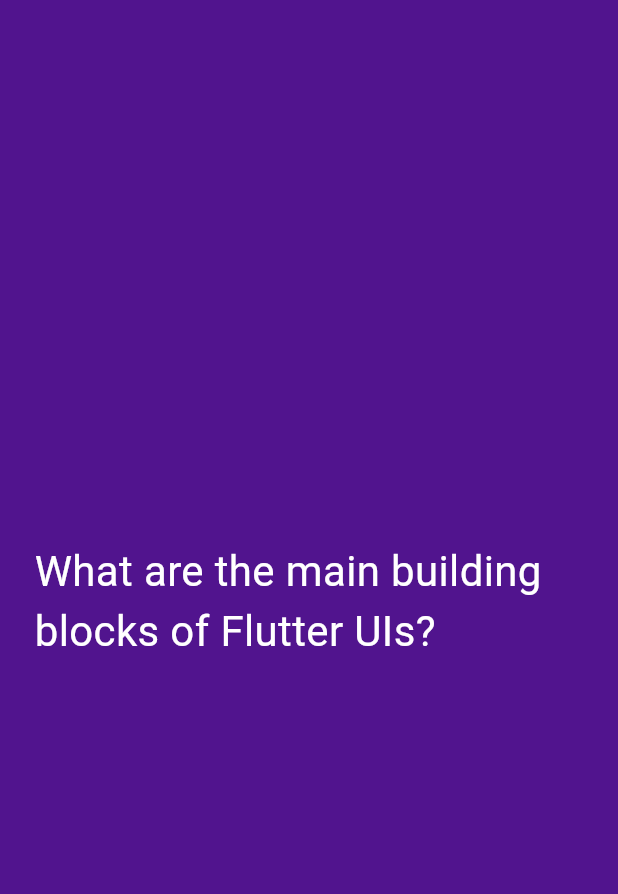
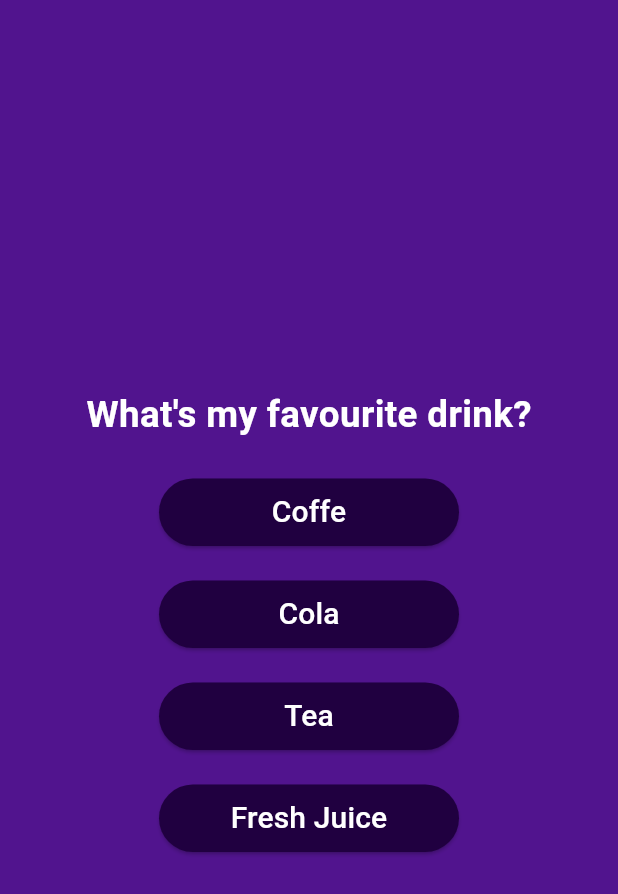
Before and after one commit to AimenAlamin/Flutter_QuizFriendship_App, a Flutter app: the screen it shows after launch, after a tap on "Start Quiz", on a phone screen of 412 x 824 dp. Shown: the top 894 px of the screen. Run offline on Flutter 3.47's test engine with Material 3 defaults, Android fonts, the phone set to English and light mode, and no system bars.

Commit message:
accessing data by repeating ButtonDesign and calling each list by myself

```diff
--- /dev/null
+++ b/lib/button_design.dart
@@ -0,0 +1,30 @@
+import 'package:flutter/material.dart';
+
+class ButtonDesign extends StatelessWidget {
+  const ButtonDesign({super.key, required this.text, required this.onTap});
+
+  final String text;
+  final void Function() onTap;
+
+  @override
+  Widget build(BuildContext context) {
+    return Padding(
+      padding: const EdgeInsets.all(10.0),
+      child: ElevatedButton(
+        onPressed: onTap,
+        style: ElevatedButton.styleFrom(
+          backgroundColor: const Color.fromARGB(255, 32, 0, 64),
+          foregroundColor: Colors.white,
+          fixedSize: const Size(200, 45),
+          shape: RoundedRectangleBorder(
+            borderRadius: BorderRadius.circular(25),
+          ),
+        ),
+        child: Text(
+          text,
+          style: const TextStyle(fontSize: 20),
+        ),
+      ),
+    );
+  }
+}
--- /dev/null
+++ b/lib/data/qn_ans.dart
@@ -0,0 +1,33 @@
+import 'package:trail_app3/templates/quiz_question_template.dart';
+
+// declare variable as const List<QuizQuestions> qNa or,
+const qNa = [
+  QuizQuestions(
+    "What's my favourite drink?",
+    ["Coffe", "Cola", "Tea", "Fresh Juice"],
+  ),
+  QuizQuestions(
+    "What's my favourite team?",
+    ["Al Ahly", "Al Nasser", "Al Hilal", "Al Ittahid"],
+  ),
+  QuizQuestions(
+    "Whose's my favourite artist?",
+    ["Nipsey Hussle", "Drake", "The Weekned", "Lil Baby"],
+  ),
+  QuizQuestions(
+    "I spend most of my money in?",
+    ["Clothes", "Hair Products", "Fast Food", "Online Courses"],
+  ),
+  QuizQuestions(
+    "What do I like to watch most?",
+    ["Series", "Movies", "Realty Shows", "Podcasts"],
+  ),
+  QuizQuestions(
+    "When I face a problem what do I do?",
+    ["Sleep", "Cry", "Ask For Help", "Face It"],
+  ),
+  QuizQuestions(
+    "What's the first thing I do when I wake up?",
+    ["Push Ups", "Fix My Hair", "Sleep", "Check My Phone"],
+  ),
+];
--- a/lib/quiz_screen2.dart
+++ b/lib/quiz_screen2.dart
@@ -1,4 +1,6 @@
 import 'package:flutter/material.dart';
+import 'package:trail_app3/button_design.dart';
+import 'package:trail_app3/data/qn_ans.dart';
 
 class QuizScreen2 extends StatefulWidget {
   const QuizScreen2({super.key});
@@ -9,21 +11,58 @@
 }
 
 class _QuizScreen2State extends State<QuizScreen2> {
+  var currentQuestion = qNa[0];
+  int counter = 0;
+  void changeQn() {
+    setState(() {
+      counter++;
+      if (counter == 1) {
+        currentQuestion = qNa[1];
+      } else if (counter == 2) {
+        currentQuestion = qNa[2];
+      } else if (counter == 3) {
+        currentQuestion = qNa[3];
+      } else if (counter == 4) {
+        currentQuestion = qNa[4];
+      } else if (counter == 5) {
+        currentQuestion = qNa[5];
+      } else if (counter == 6) {
+        currentQuestion = qNa[6];
+      }
+    });
+  }
+
   @override
   Widget build(BuildContext context) {
-    return const Center(
+    return Center(
       child: Column(
         mainAxisSize: MainAxisSize.min,
         children: [
           Padding(
-            padding: EdgeInsets.all(23.0),
+            padding: const EdgeInsets.all(14.0),
             child: Text(
-              "What are the main building blocks of Flutter UIs?",
-              style: TextStyle(fontSize: 28, color: Colors.white),
+              currentQuestion.question,
+              style: const TextStyle(
+                  fontSize: 24.5,
+                  color: Colors.white,
+                  fontWeight: FontWeight.bold),
             ),
           ),
-          SizedBox(
-            height: 23,
+          ButtonDesign(
+            text: currentQuestion.answers[0],
+            onTap: changeQn,
+          ),
+          ButtonDesign(
+            text: currentQuestion.answers[1],
+            onTap: changeQn,
+          ),
+          ButtonDesign(
+            text: currentQuestion.answers[2],
+            onTap: changeQn,
+          ),
+          ButtonDesign(
+            text: currentQuestion.answers[3],
+            onTap: changeQn,
           ),
         ],
       ),
--- /dev/null
+++ b/lib/templates/quiz_question_template.dart
@@ -0,0 +1,6 @@
+class QuizQuestions {
+  const QuizQuestions(this.question, this.answers);
+
+  final String question;
+  final List<String> answers;
+}
```
